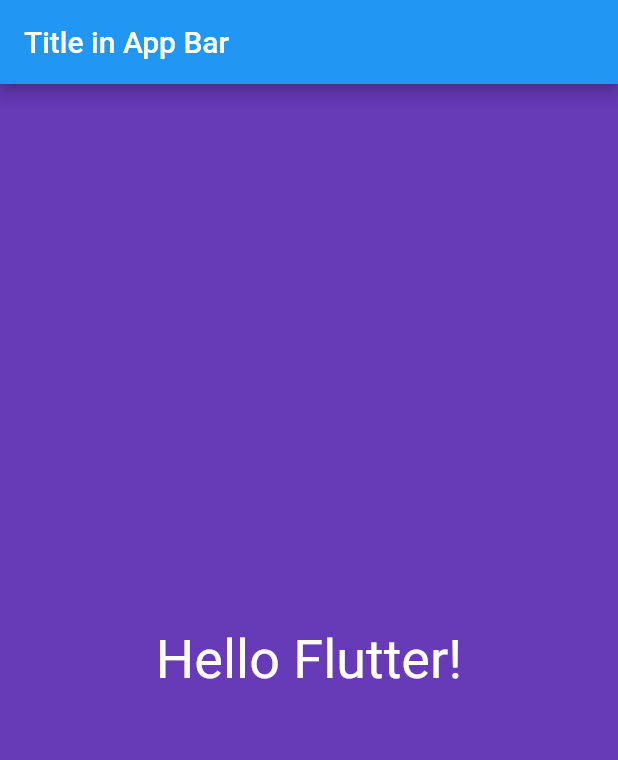
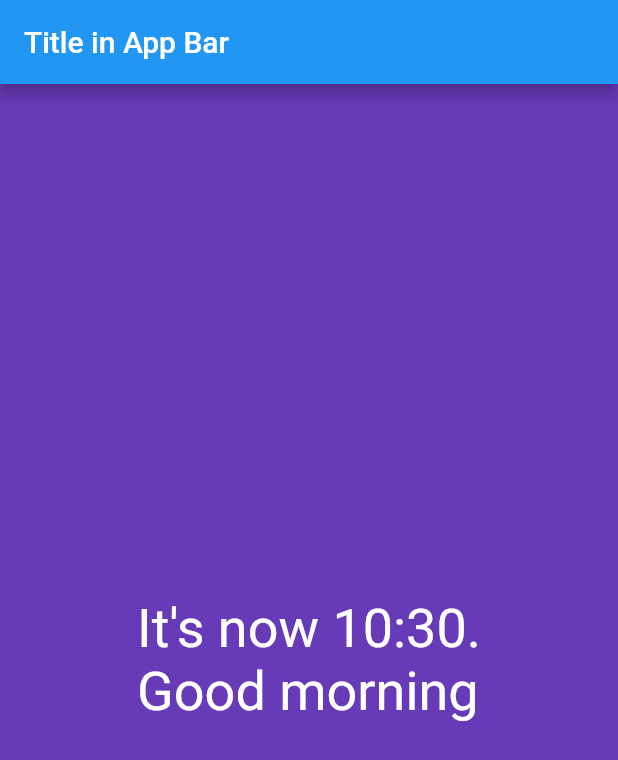
Before and after one commit to mattcperry382/hello_flutter, a Flutter app: the screen it shows after launch, on a phone screen of 412 x 824 dp. Shown: the top 760 px of the screen. Run offline on Flutter 3.47's test engine with Material 2 defaults, Android fonts, the phone set to English and light mode, and no system bars.

Commit message:
finishing touches

```diff
--- a/lib/screens/home.dart
+++ b/lib/screens/home.dart
@@ -3,15 +3,34 @@ import 'package:flutter/material.dart';
 class Home extends StatelessWidget {
   @override
   Widget build(BuildContext context) {
-    return const Material(
+    return Material(
             color: Colors.deepPurple,
             child: Center(
             child: Text(
-              "Hello Flutter!",
+              sayHello(),
               textDirection: TextDirection.ltr,
-              style: TextStyle(color: Colors.white, fontSize: 36.0),
+              style: const TextStyle(color: Colors.white, fontSize: 36.0),
             )
           )
         );
   }
+
+  String sayHello() {
+    String hello;
+    DateTime now = DateTime.now();
+    int hour = now.hour;
+    int minute = now.minute;
+    if (hour < 12) {
+      hello = "Good morning";
+    }
+    else if (hour < 18 ) {
+      hello = "Good afternoon";
+    }
+    else {
+      hello = "Good evening";
+    }
+    String minutes = (minute < 10) ? "0${minute.toString()}" : minute.toString();
+
+    return "It's now ${hour.toString()}:${minute.toString()}.\n$hello";
+  }
 }
```
Also changed, not shown: 1 other file.
